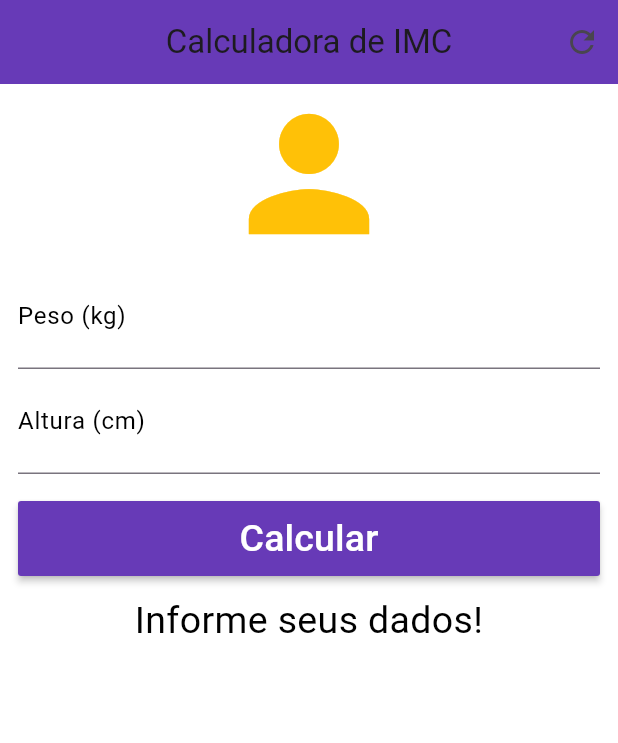
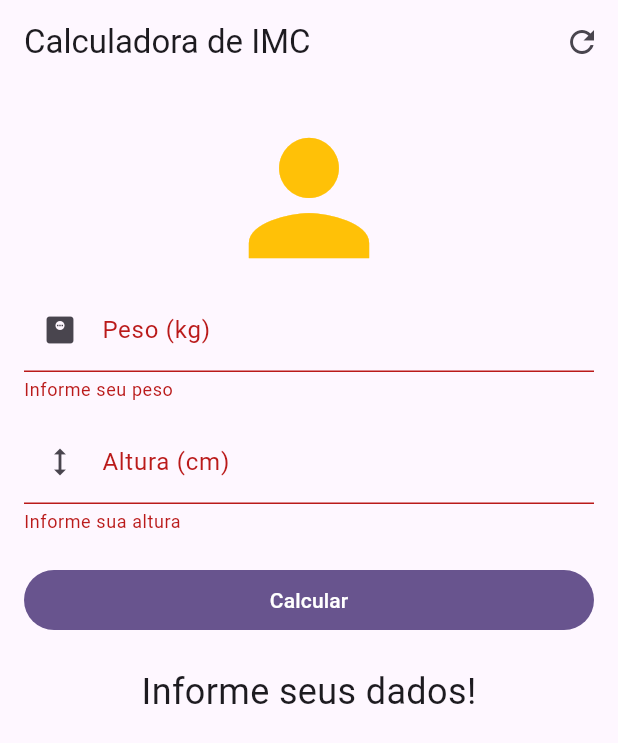
Before and after one commit to Boleto/calculadora_imc, a Flutter app: the screen it shows after launch, after a tap on "Calcular", after a tap on the "refresh" icon, on a phone screen of 412 x 824 dp. Shown: the top 743 px of the screen. Run offline on Flutter 3.47's test engine with Material 3 defaults, Android fonts, the phone set to English and light mode, and no system bars; our stand-ins replace flutter_bloc.

Commit message:
Refactor IMC calculator with Bloc and Provider
Refactor IMC calculator to Material 3 with Cubit state management and input masks

- Migrated UI to Material 3 with updated theming
- Replaced TextButton/RaisedButton with modern Material 3 buttons
- Added input masks (digits-only and numeric filtering)
- Implemented IMC calculation using Cubit (flutter_bloc)
- Improved validation and parsing with null-safety patterns
- Cleaned up structure and added controllers disposal
- General code modernization and readability improvements

```diff
--- a/lib/main.dart
+++ b/lib/main.dart
@@ -1,147 +1,163 @@
-import 'package:flutter/cupertino.dart';
 import 'package:flutter/material.dart';
-//import 'package:toast/toast.dart';
+import 'package:flutter/services.dart';
+import 'package:flutter_bloc/flutter_bloc.dart';
 
 void main() {
-  runApp(MaterialApp(
-    home: Home(),
-  ));
+  runApp(
+    const ProviderScope(),
+  );
+}
+
+/// ProviderScope: um wrapper simples usando BlocProvider
+class ProviderScope extends StatelessWidget {
+  const ProviderScope({super.key});
+
+  @override
+  Widget build(BuildContext context) {
+    return MultiBlocProvider(
+      providers: [
+        BlocProvider(create: (_) => ImcCubit()),
+      ],
+      child: MaterialApp(
+        theme: ThemeData(
+          useMaterial3: true,
+          colorSchemeSeed: Colors.deepPurple,
+        ),
+        home: const Home(),
+      ),
+    );
+  }
+}
+
+/// Cubit do IMC
+class ImcCubit extends Cubit<String> {
+  ImcCubit() : super('Informe seus dados!');
+
+  void calcular(double peso, double alturaCm) {
+    try {
+      final h = alturaCm / 100;
+      final imc = peso / (h * h);
+
+      String result;
+      if (imc < 18.6) {
+        result = 'Abaixo do peso (IMC = ${imc.toStringAsPrecision(3)})';
+      } else if (imc < 24.9) {
+        result = 'Peso ideal (IMC = ${imc.toStringAsPrecision(3)})';
+      } else if (imc < 29.9) {
+        result = 'Sobrepeso (IMC = ${imc.toStringAsPrecision(3)})';
+      } else if (imc < 34.9) {
+        result = 'Obesidade grau I (IMC = ${imc.toStringAsPrecision(3)})';
+      } else if (imc < 39.9) {
+        result = 'Obesidade grau II (IMC = ${imc.toStringAsPrecision(3)})';
+      } else {
+        result = 'Obesidade grau III (IMC = ${imc.toStringAsPrecision(3)})';
+      }
+
+      emit(result);
+    } catch (_) {
+      emit('Valores inválidos');
+    }
+  }
+
+  void reset() => emit('Informe seus dados!');
 }
 
 class Home extends StatefulWidget {
+  const Home({super.key});
+
   @override
-  _HomeState createState() => _HomeState();
+  State<Home> createState() => _HomeState();
 }
 
 class _HomeState extends State<Home> {
-  TextEditingController weightController = TextEditingController();
-  TextEditingController heightController = TextEditingController();
+  final _formKey = GlobalKey<FormState>();
+  final pesoCtrl = TextEditingController();
+  final alturaCtrl = TextEditingController();
 
-  GlobalKey<FormState> _formKey = GlobalKey<FormState>();
-
-  String _infoText = 'Informe seus dados!';
-
-  String _heightAlert = 'Informe sua altura';
-
-  String _weightAlert = 'Informe seu peso';
-
-  void _resetFields() {
-    weightController.clear();
-    heightController.clear();
-    setState(() {
-      _infoText = 'Informe seus dados!';
-      _formKey = GlobalKey<FormState>();
-    });
-  }
-
-  /*void showToast(String msg, {int duration, int gravity}) {
-    Toast.show(msg, context, duration: duration, gravity: gravity, textColor: Colors.red);
-  }*/
-
-  void _calculate() {
-    setState(() {
-      double weight = double.parse(weightController.text);
-      double height = double.parse(heightController.text) / 100;
-
-      double imc = weight / (height * height);
-      if (imc < 18.6) {
-        _infoText = 'Abaixo do peso (IMC = ${imc.toStringAsPrecision(3)})';
-      } else if (imc >= 18.6 && imc < 24.9) {
-        _infoText = 'Peso ideal (IMC = ${imc.toStringAsPrecision(3)})';
-      } else if (imc >= 24.9 && imc < 29.9) {
-        _infoText = 'Sobrepeso (IMC = ${imc.toStringAsPrecision(3)})';
-      } else if (imc >= 29.9 && imc < 34.9) {
-        _infoText = 'Obesidade grau I (IMC = ${imc.toStringAsPrecision(3)})';
-      } else if (imc >= 34.9 && imc < 39.9) {
-        _infoText = 'Obesidade grau II (IMC = ${imc.toStringAsPrecision(3)})';
-      } else if (imc >= 40.0) {
-        _infoText = 'Obesidade grau III (IMC = ${imc.toStringAsPrecision(3)})';
-      }
-    });
+  @override
+  void dispose() {
+    pesoCtrl.dispose();
+    alturaCtrl.dispose();
+    super.dispose();
   }
 
   @override
   Widget build(BuildContext context) {
+    final cubit = context.read<ImcCubit>();
+
     return Scaffold(
       appBar: AppBar(
-        title: Text("Calculadora de IMC"),
-        centerTitle: true,
-        backgroundColor: Colors.deepPurple,
+        title: const Text('Calculadora de IMC'),
         actions: [
           IconButton(
-            icon: Icon(Icons.refresh),
-            onPressed: _resetFields,
+            icon: const Icon(Icons.refresh),
+            onPressed: () {
+              cubit.reset();
+              pesoCtrl.clear();
+              alturaCtrl.clear();
+            },
           ),
         ],
       ),
-      backgroundColor: Colors.white,
       body: SingleChildScrollView(
-        padding: EdgeInsets.fromLTRB(12.0, 0.0, 12.0, 0.0),
+        padding: const EdgeInsets.all(16),
         child: Form(
           key: _formKey,
           child: Column(
             crossAxisAlignment: CrossAxisAlignment.stretch,
             children: [
-              Icon(
-                Icons.person,
-                color: Colors.amber,
-                size: 120.0,
+              const Icon(Icons.person, size: 120, color: Colors.amber),
+
+              /// Peso
+              TextFormField(
+                controller: pesoCtrl,
+                keyboardType: TextInputType.number,
+                decoration: const InputDecoration(
+                  labelText: 'Peso (kg)',
+                  prefixIcon: Icon(Icons.monitor_weight),
+                ),
+                inputFormatters: [
+                  FilteringTextInputFormatter.allow(RegExp(r"[0-9.]")),
+                ],
+                validator: (v) => v == null || v.isEmpty ? 'Informe seu peso' : null,
               ),
+              const SizedBox(height: 12),
+
+              /// Altura com máscara (only digits)
               TextFormField(
+                controller: alturaCtrl,
                 keyboardType: TextInputType.number,
-                decoration: InputDecoration(
-                    labelText: "Peso (kg)",
-                    labelStyle: TextStyle(color: Colors.black)),
-                textAlign: TextAlign.center,
-                style: TextStyle(color: Colors.black, fontSize: 25.0),
-                controller: weightController,
-                validator: (value) {
-                  if (value.isEmpty) {
-                    return _weightAlert;
-                    //Toast.show("Insira o peso", context, duration: Toast.LENGTH_LONG, gravity: Toast.CENTER, textColor: Colors.red);
+                decoration: const InputDecoration(
+                  labelText: 'Altura (cm)',
+                  prefixIcon: Icon(Icons.height),
+                ),
+                inputFormatters: [
+                  FilteringTextInputFormatter.digitsOnly,
+                ],
+                validator: (v) => v == null || v.isEmpty ? 'Informe sua altura' : null,
+              ),
+              const SizedBox(height: 20),
+
+              FilledButton(
+                onPressed: () {
+                  if (_formKey.currentState!.validate()) {
+                    cubit.calcular(
+                      double.parse(pesoCtrl.text),
+                      double.parse(alturaCtrl.text),
+                    );
                   }
-                  return null;
                 },
+                child: const Text('Calcular'),
               ),
-              TextFormField(
-                keyboardType: TextInputType.number,
-                decoration: InputDecoration(
-                    labelText: "Altura (cm)",
-                    labelStyle: TextStyle(color: Colors.black)),
-                textAlign: TextAlign.center,
-                style: TextStyle(color: Colors.black, fontSize: 25.0),
-                controller: heightController,
-                validator: (value) {
-                  if (value.isEmpty) {
-                    return _heightAlert;
-                    //Toast.show("Insira a altura", context, duration: Toast.LENGTH_LONG, gravity: Toast.CENTER, textColor: Colors.red);
-                  }
-                  return null;
-                },
-              ),
-              Padding(
-                padding: const EdgeInsets.only(top: 18.0, bottom: 12.0),
-                child: Container(
-                  height: 50.0,
-                  child: RaisedButton(
-                    onPressed: () {
-                      if(_formKey.currentState.validate()){
-                        _calculate();
-                      }
-                    },
-                    child: Text(
-                      "Calcular",
-                      style: TextStyle(color: Colors.white, fontSize: 25.0),
-                    ),
-                    color: Colors.deepPurple,
-                  ),
+              const SizedBox(height: 20),
+
+              BlocBuilder<ImcCubit, String>(
+                builder: (_, state) => Text(
+                  state,
+                  textAlign: TextAlign.center,
+                  style: const TextStyle(fontSize: 24),
                 ),
               ),
-              Text(
-                _infoText,
-                textAlign: TextAlign.center,
-                style: TextStyle(color: Colors.black, fontSize: 25.0),
-              )
             ],
           ),
         ),
```
